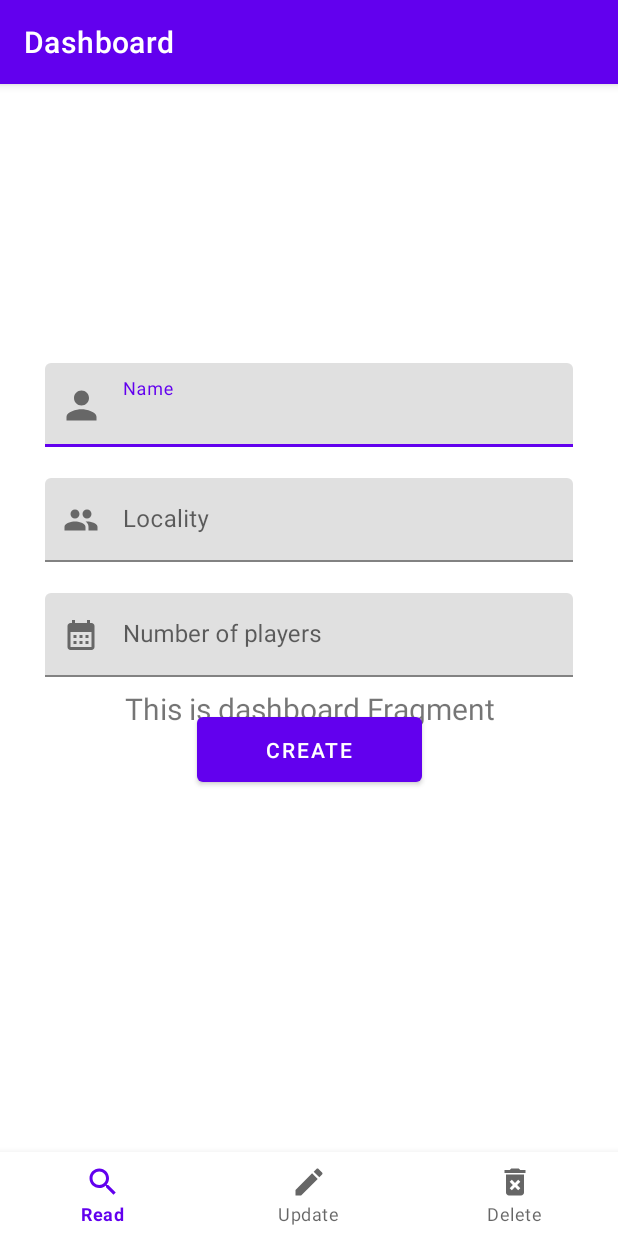
After one commit to RodrigoSL06/TrabFinal2022ProgAvanc, an Android app: the DashboardFragment screen opened through its navigation route, on a phone screen of 412 x 824 dp. The commit adds this screen. Run offline under Robolectric (Android 15) with nearby library versions, the phone set to English and light mode, and no system bars; our stand-ins replace navigation-ui; Roboto replaces fonts that are not available here.

Commit message:
Criada da MainActivity3, que serve para a tabela de equipa

```diff
--- /dev/null
+++ b/app/src/main/java/pt/ipg/trabfinal2022progavanc/MainActivity3.kt
@@ -0,0 +1,32 @@
+package pt.ipg.trabfinal2022progavanc
+
+import android.os.Bundle
+import com.google.android.material.bottomnavigation.BottomNavigationView
+import androidx.appcompat.app.AppCompatActivity
+import androidx.navigation.findNavController
+import androidx.navigation.ui.AppBarConfiguration
+import androidx.navigation.ui.setupActionBarWithNavController
+import androidx.navigation.ui.setupWithNavController
+import pt.ipg.trabfinal2022progavanc.databinding.ActivityMain3Binding
+
+class MainActivity3 : AppCompatActivity() {
+
+private lateinit var binding: ActivityMain3Binding
+
+    override fun onCreate(savedInstanceState: Bundle?) {
+        super.onCreate(savedInstanceState)
+
+     binding = ActivityMain3Binding.inflate(layoutInflater)
+     setContentView(binding.root)
+
+        val navView: BottomNavigationView = binding.navView
+
+        val navController = findNavController(R.id.nav_host_fragment_activity_main3)
+        // Passing each menu ID as a set of Ids because each
+        // menu should be considered as top level destinations.
+        val appBarConfiguration = AppBarConfiguration(setOf(
+            R.id.navigation_home, R.id.navigation_dashboard, R.id.navigation_notifications))
+        setupActionBarWithNavController(navController, appBarConfiguration)
+        navView.setupWithNavController(navController)
+    }
+}
--- /dev/null
+++ b/app/src/main/java/pt/ipg/trabfinal2022progavanc/ui/dashboard/DashboardFragment.kt
@@ -0,0 +1,41 @@
+package pt.ipg.trabfinal2022progavanc.ui.dashboard
+
+import android.os.Bundle
+import android.view.LayoutInflater
+import android.view.View
+import android.view.ViewGroup
+import android.widget.TextView
+import androidx.fragment.app.Fragment
+import androidx.lifecycle.ViewModelProvider
+import pt.ipg.trabfinal2022progavanc.databinding.FragmentDashboardBinding
+
+class DashboardFragment : Fragment() {
+
+private var _binding: FragmentDashboardBinding? = null
+  // This property is only valid between onCreateView and
+  // onDestroyView.
+  private val binding get() = _binding!!
+
+  override fun onCreateView(
+    inflater: LayoutInflater,
+    container: ViewGroup?,
+    savedInstanceState: Bundle?
+  ): View {
+    val dashboardViewModel =
+            ViewModelProvider(this).get(DashboardViewModel::class.java)
+
+    _binding = FragmentDashboardBinding.inflate(inflater, container, false)
+    val root: View = binding.root
+
+    val textView: TextView = binding.textDashboard
+    dashboardViewModel.text.observe(viewLifecycleOwner) {
+      textView.text = it
+    }
+    return root
+  }
+
+override fun onDestroyView() {
+        super.onDestroyView()
+        _binding = null
+    }
+}
--- /dev/null
+++ b/app/src/main/java/pt/ipg/trabfinal2022progavanc/ui/dashboard/DashboardViewModel.kt
@@ -0,0 +1,13 @@
+package pt.ipg.trabfinal2022progavanc.ui.dashboard
+
+import androidx.lifecycle.LiveData
+import androidx.lifecycle.MutableLiveData
+import androidx.lifecycle.ViewModel
+
+class DashboardViewModel : ViewModel() {
+
+    private val _text = MutableLiveData<String>().apply {
+        value = "This is dashboard Fragment"
+    }
+    val text: LiveData<String> = _text
+}
--- /dev/null
+++ b/app/src/main/java/pt/ipg/trabfinal2022progavanc/ui/home/HomeFragment.kt
@@ -0,0 +1,41 @@
+package pt.ipg.trabfinal2022progavanc.ui.home
+
+import android.os.Bundle
+import android.view.LayoutInflater
+import android.view.View
+import android.view.ViewGroup
+import android.widget.TextView
+import androidx.fragment.app.Fragment
+import androidx.lifecycle.ViewModelProvider
+import pt.ipg.trabfinal2022progavanc.databinding.FragmentHomeBinding
+
+class HomeFragment : Fragment() {
+
+private var _binding: FragmentHomeBinding? = null
+  // This property is only valid between onCreateView and
+  // onDestroyView.
+  private val binding get() = _binding!!
+
+  override fun onCreateView(
+    inflater: LayoutInflater,
+    container: ViewGroup?,
+    savedInstanceState: Bundle?
+  ): View {
+    val homeViewModel =
+            ViewModelProvider(this).get(HomeViewModel::class.java)
+
+    _binding = FragmentHomeBinding.inflate(inflater, container, false)
+    val root: View = binding.root
+
+    val textView: TextView = binding.textHome
+    homeViewModel.text.observe(viewLifecycleOwner) {
+      textView.text = it
+    }
+    return root
+  }
+
+override fun onDestroyView() {
+        super.onDestroyView()
+        _binding = null
+    }
+}
--- /dev/null
+++ b/app/src/main/java/pt/ipg/trabfinal2022progavanc/ui/home/HomeViewModel.kt
@@ -0,0 +1,13 @@
+package pt.ipg.trabfinal2022progavanc.ui.home
+
+import androidx.lifecycle.LiveData
+import androidx.lifecycle.MutableLiveData
+import androidx.lifecycle.ViewModel
+
+class HomeViewModel : ViewModel() {
+
+    private val _text = MutableLiveData<String>().apply {
+        value = "This is home Fragment"
+    }
+    val text: LiveData<String> = _text
+}
--- /dev/null
+++ b/app/src/main/res/drawable/ic_baseline_search_24.xml
@@ -0,0 +1,5 @@
+<vector android:height="24dp" android:tint="#000000"
+    android:viewportHeight="24" android:viewportWidth="24"
+    android:width="24dp" xmlns:android="http://schemas.android.com/apk/res/android">
+    <path android:fillColor="@android:color/white" android:pathData="M15.5,14h-0.79l-0.28,-0.27C15.41,12.59 16,11.11 16,9.5 16,5.91 13.09,3 9.5,3S3,5.91 3,9.5 5.91,16 9.5,16c1.61,0 3.09,-0.59 4.23,-1.57l0.27,0.28v0.79l5,4.99L20.49,19l-4.99,-5zM9.5,14C7.01,14 5,11.99 5,9.5S7.01,5 9.5,5 14,7.01 14,9.5 11.99,14 9.5,14z"/>
+</vector>
--- /dev/null
+++ b/app/src/main/res/layout/activity_main3.xml
@@ -0,0 +1,113 @@
+<?xml version="1.0" encoding="utf-8"?>
+<androidx.constraintlayout.widget.ConstraintLayout
+    xmlns:android="http://schemas.android.com/apk/res/android"
+    xmlns:app="http://schemas.android.com/apk/res-auto"
+    android:id="@+id/container"
+    android:layout_width="match_parent"
+    android:layout_height="match_parent"
+    android:paddingTop="?attr/actionBarSize" >
+
+    <com.google.android.material.textfield.TextInputLayout
+        android:id="@+id/name_text_input"
+        android:layout_width="match_parent"
+        android:layout_height="wrap_content"
+        android:layout_marginStart="30dp"
+        android:layout_marginLeft="30dp"
+        android:layout_marginTop="130dp"
+        android:layout_marginEnd="30dp"
+        android:layout_marginRight="30dp"
+        android:hint="@string/Name"
+        app:endIconMode="clear_text"
+        app:errorEnabled="true"
+        app:layout_constraintEnd_toEndOf="parent"
+        app:layout_constraintStart_toStartOf="parent"
+        app:layout_constraintTop_toTopOf="parent"
+        app:startIconDrawable="@drawable/ic_logo_dp">
+
+        <com.google.android.material.textfield.TextInputEditText
+            android:id="@+id/name_edit_text"
+            android:layout_width="match_parent"
+            android:layout_height="wrap_content"
+            android:inputType="textEmailAddress" />
+    </com.google.android.material.textfield.TextInputLayout>
+
+    <com.google.android.material.textfield.TextInputLayout
+        android:id="@+id/equipa_text_input"
+        android:layout_width="match_parent"
+        android:layout_height="wrap_content"
+        android:layout_marginStart="30dp"
+        android:layout_marginLeft="30dp"
+        android:layout_marginEnd="30dp"
+        android:layout_marginRight="30dp"
+        android:hint="@string/Locality"
+        app:errorEnabled="true"
+        app:layout_constraintEnd_toEndOf="@+id/name_text_input"
+        app:layout_constraintStart_toStartOf="@+id/name_text_input"
+        app:layout_constraintTop_toBottomOf="@+id/name_text_input"
+        app:startIconDrawable="@drawable/ic_team">
+
+        <com.google.android.material.textfield.TextInputEditText
+            android:id="@+id/equipa_edit_text"
+            android:layout_width="match_parent"
+            android:layout_height="wrap_content" />
+    </com.google.android.material.textfield.TextInputLayout>
+
+    <com.google.android.material.textfield.TextInputLayout
+        android:id="@+id/birthdate_text_input"
+        android:layout_width="match_parent"
+        android:layout_height="wrap_content"
+        android:layout_marginStart="30dp"
+        android:layout_marginLeft="30dp"
+        android:layout_marginEnd="30dp"
+        android:layout_marginRight="30dp"
+        android:hint="@string/Numberofplayers"
+        app:endIconMode="clear_text"
+        app:errorEnabled="true"
+        app:layout_constraintEnd_toEndOf="@+id/equipa_text_input"
+        app:layout_constraintStart_toStartOf="@+id/equipa_text_input"
+        app:layout_constraintTop_toBottomOf="@+id/equipa_text_input"
+        app:startIconDrawable="@drawable/ic_calendar">
+
+        <com.google.android.material.textfield.TextInputEditText
+            android:id="@+id/birthdate_edit_text"
+            android:layout_width="match_parent"
+            android:layout_height="wrap_content"
+            android:inputType="textEmailAddress" />
+    </com.google.android.material.textfield.TextInputLayout>
+
+
+    <com.google.android.material.button.MaterialButton
+        android:id="@+id/entrar_button"
+        android:layout_width="150dp"
+        android:layout_height="55dp"
+        android:text="@string/Create"
+        app:layout_constraintEnd_toEndOf="parent"
+        app:layout_constraintStart_toStartOf="parent"
+        app:layout_constraintTop_toBottomOf="@+id/birthdate_text_input" />
+
+    <com.google.android.material.bottomnavigation.BottomNavigationView
+        android:id="@+id/nav_view"
+        android:layout_width="0dp"
+        android:layout_height="wrap_content"
+        android:layout_marginStart="0dp"
+        android:layout_marginEnd="0dp"
+        android:background="?android:attr/windowBackground"
+        app:layout_constraintBottom_toBottomOf="parent"
+        app:layout_constraintLeft_toLeftOf="parent"
+        app:layout_constraintRight_toRightOf="parent"
+        app:menu="@menu/bottom_nav_menu"/>
+
+    <fragment
+        android:id="@+id/nav_host_fragment_activity_main3"
+        android:name="androidx.navigation.fragment.NavHostFragment"
+        android:layout_width="match_parent"
+        android:layout_height="match_parent"
+        app:defaultNavHost="true"
+        app:layout_constraintBottom_toTopOf="@id/nav_view"
+        app:layout_constraintLeft_toLeftOf="parent"
+        app:layout_constraintRight_toRightOf="parent"
+        app:layout_constraintTop_toTopOf="parent"
+        app:navGraph="@navigation/mobile_navigation"
+    />
+
+</androidx.constraintlayout.widget.ConstraintLayout>
--- /dev/null
+++ b/app/src/main/res/layout/fragment_dashboard.xml
@@ -0,0 +1,23 @@
+<?xml version="1.0" encoding="utf-8"?>
+<androidx.constraintlayout.widget.ConstraintLayout
+    xmlns:android="http://schemas.android.com/apk/res/android"
+    xmlns:app="http://schemas.android.com/apk/res-auto"
+    xmlns:tools="http://schemas.android.com/tools"
+    android:layout_width="match_parent"
+    android:layout_height="match_parent"
+    tools:context=".ui.dashboard.DashboardFragment" >
+
+    <TextView
+        android:id="@+id/text_dashboard"
+        android:layout_width="match_parent"
+        android:layout_height="wrap_content"
+        android:layout_marginStart="8dp"
+        android:layout_marginTop="8dp"
+        android:layout_marginEnd="8dp"
+        android:textAlignment="center"
+        android:textSize="20sp"
+        app:layout_constraintEnd_toEndOf="parent"
+        app:layout_constraintStart_toStartOf="parent"
+        app:layout_constraintTop_toTopOf="parent"
+        app:layout_constraintBottom_toBottomOf="parent" />
+</androidx.constraintlayout.widget.ConstraintLayout>
--- a/app/src/main/res/menu/bottom_nav_menu.xml
+++ b/app/src/main/res/menu/bottom_nav_menu.xml
@@ -3,18 +3,18 @@
 
     <item
         android:id="@+id/navigation_alterar"
-        android:icon="@drawable/ic_edit"
-        android:title="@string/Alterar" />
+        android:icon="@drawable/ic_baseline_search_24"
+        android:title="@string/Read" />
 
     <item
         android:id="@+id/navigation_eliminar"
-        android:icon="@drawable/ic_delete"
-        android:title="@string/Eliminar" />
+        android:icon="@drawable/ic_edit"
+        android:title="@string/Update" />
 
     <item
         android:id="@+id/navigation_settings"
-        android:icon="@drawable/ic_settings"
-        android:title="@string/Settings" />
+        android:icon="@drawable/ic_delete"
+        android:title="@string/Delete" />
 
 
 </menu>
--- /dev/null
+++ b/app/src/main/res/navigation/mobile_navigation.xml
@@ -0,0 +1,25 @@
+<?xml version="1.0" encoding="utf-8"?>
+<navigation xmlns:android="http://schemas.android.com/apk/res/android"
+    xmlns:app="http://schemas.android.com/apk/res-auto"
+    xmlns:tools="http://schemas.android.com/tools"
+    android:id="@+id/mobile_navigation"
+    app:startDestination="@+id/navigation_home">
+
+    <fragment
+        android:id="@+id/navigation_home"
+        android:name="pt.ipg.trabfinal2022progavanc.ui.home.HomeFragment"
+        android:label="@string/title_home"
+        tools:layout="@layout/fragment_home" />
+
+    <fragment
+        android:id="@+id/navigation_dashboard"
+        android:name="pt.ipg.trabfinal2022progavanc.ui.dashboard.DashboardFragment"
+        android:label="@string/title_dashboard"
+        tools:layout="@layout/fragment_dashboard" />
+
+    <fragment
+        android:id="@+id/navigation_notifications"
+        android:name="pt.ipg.trabfinal2022progavanc.ui.notifications.NotificationsFragment"
+        android:label="@string/title_notifications"
+        tools:layout="@layout/fragment_notifications" />
+</navigation>
--- a/app/src/main/res/values/strings.xml
+++ b/app/src/main/res/values/strings.xml
@@ -26,4 +26,13 @@
     <string name="title_activity_main_activity4_team">MainActivity4Team</string>
     <string name="Register">Register</string>
     <string name="title_activity_main_activity5_player">Player</string>
+    <string name="title_activity_main3">MainActivity3</string>
+    <string name="Read">Read</string>
+    <string name="Update">Update</string>
+    <string name="Delete">Delete</string>
+    <string name="title_activity_main4">MainActivity4</string>
+    <string name="Name">Name</string>
+    <string name="Locality">Locality</string>
+    <string name="Numberofplayers">Number of players</string>
+    <string name="Create">Create</string>
 </resources>
```
Also changed, not shown: app/src/main/AndroidManifest.xml (+8 -0 lines), app/src/main/java/pt/ipg/trabfinal2022progavanc/MainActivity4.kt (added, +35 -0 lines), app/src/main/java/pt/ipg/trabfinal2022progavanc/ui/notifications/NotificationsFragment.kt (added, +41 -0 lines), app/src/main/java/pt/ipg/trabfinal2022progavanc/ui/notifications/NotificationsViewModel.kt (added, +13 -0 lines), app/src/main/res/layout/activity_main4.xml (added, +33 -0 lines), app/src/main/res/layout/fragment_home.xml (added, +23 -0 lines), app/src/main/res/layout/fragment_notifications.xml (added, +23 -0 lines), app/src/main/res/navigation/mobile_navigation2.xml (added, +25 -0 lines).
